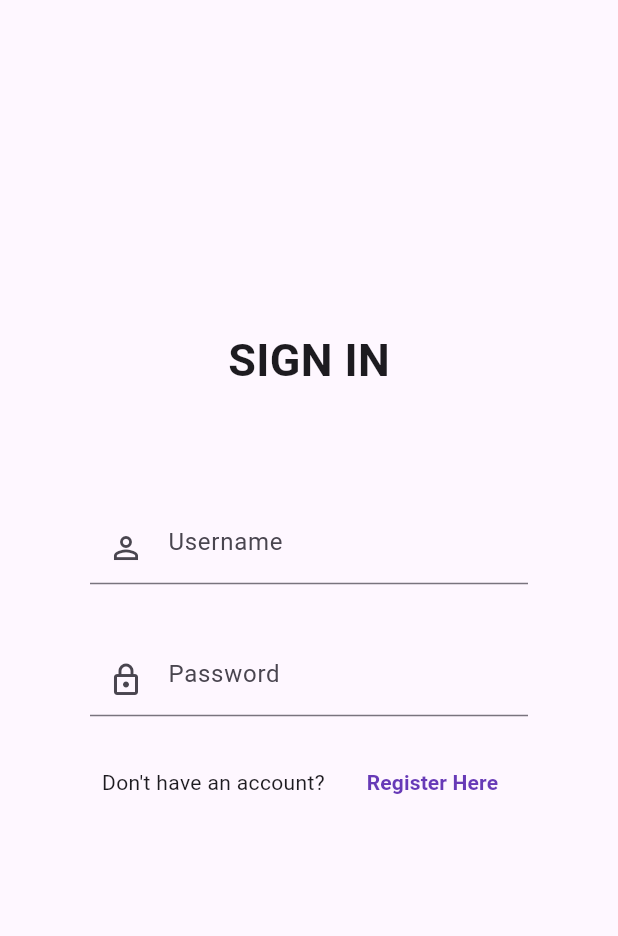
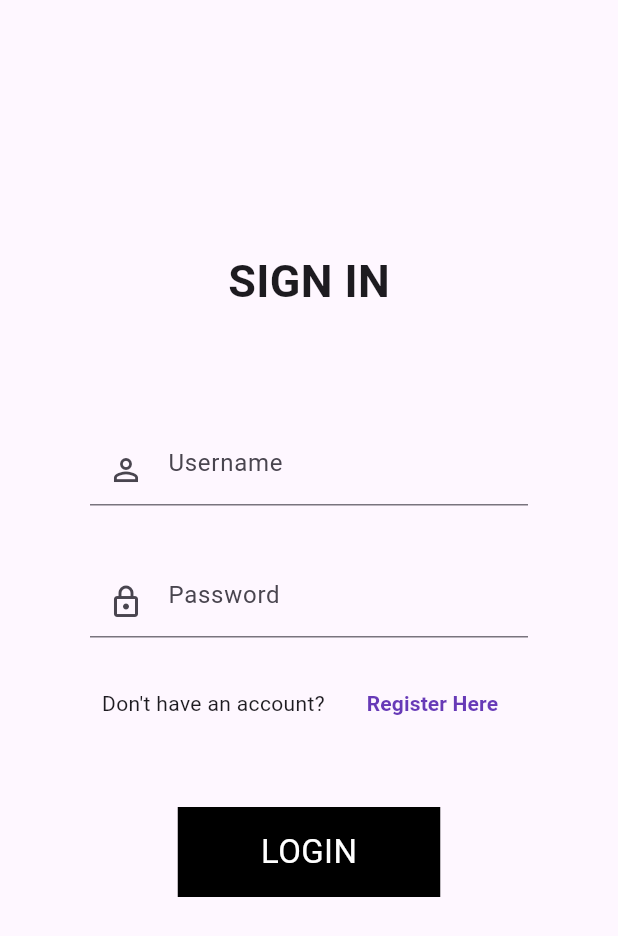
Before and after one commit to Gsdagustavo/login-screen-sample, a Flutter app: the screen it shows after launch, on a phone screen of 412 x 824 dp. Shown: the top 936 px of the screen. Run offline on Flutter 3.47's test engine with Material 3 defaults, Android fonts, the phone set to English and light mode, and no system bars.

Commit message:
made the login button

```diff
--- a/lib/main.dart
+++ b/lib/main.dart
@@ -85,7 +85,26 @@ class LoginPage extends StatelessWidget {
                         ),
                       ),
                     ],
-                  )
+                  ),
+
+                  /// Login button
+                  Padding(
+                    padding: const EdgeInsets.only(top: 45),
+                    child: InkWell(
+                      onTap: null,
+                      child: Ink(
+                        decoration: BoxDecoration(color: Colors.black),
+                        width: 175,
+                        height: 60,
+                        child: Center(
+                          child: Text(
+                            'LOGIN',
+                            style: TextStyle(color: Colors.white, fontSize: 22),
+                          ),
+                        ),
+                      ),
+                    ),
+                  ),
                 ],
               ),
             ),
```
